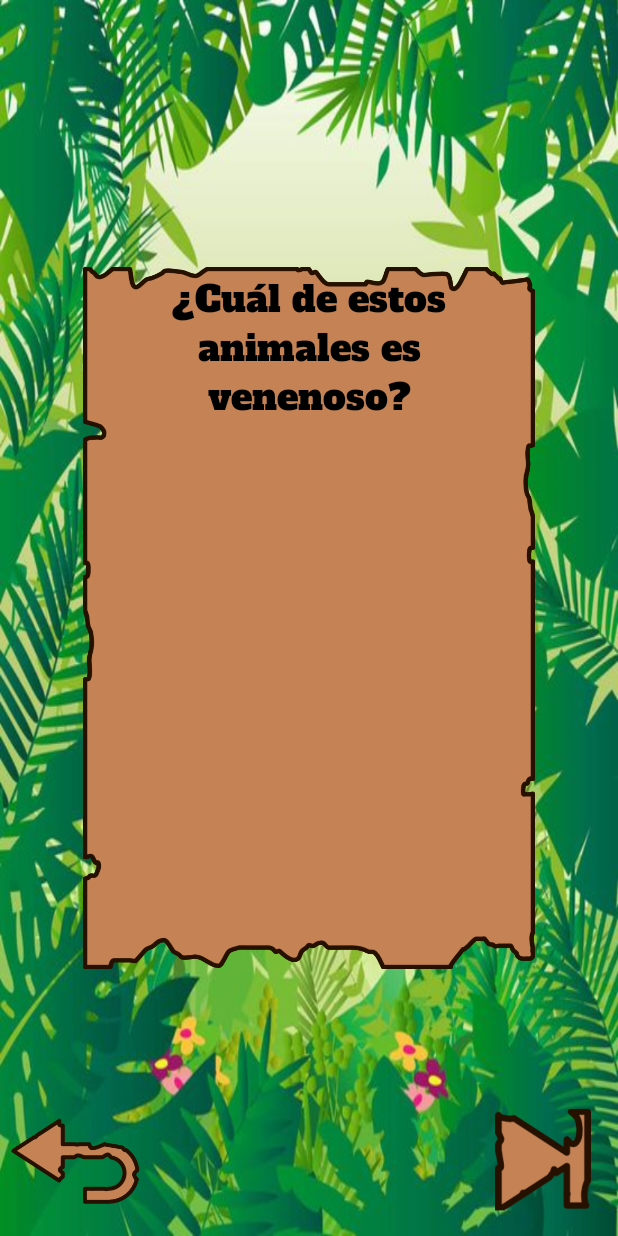
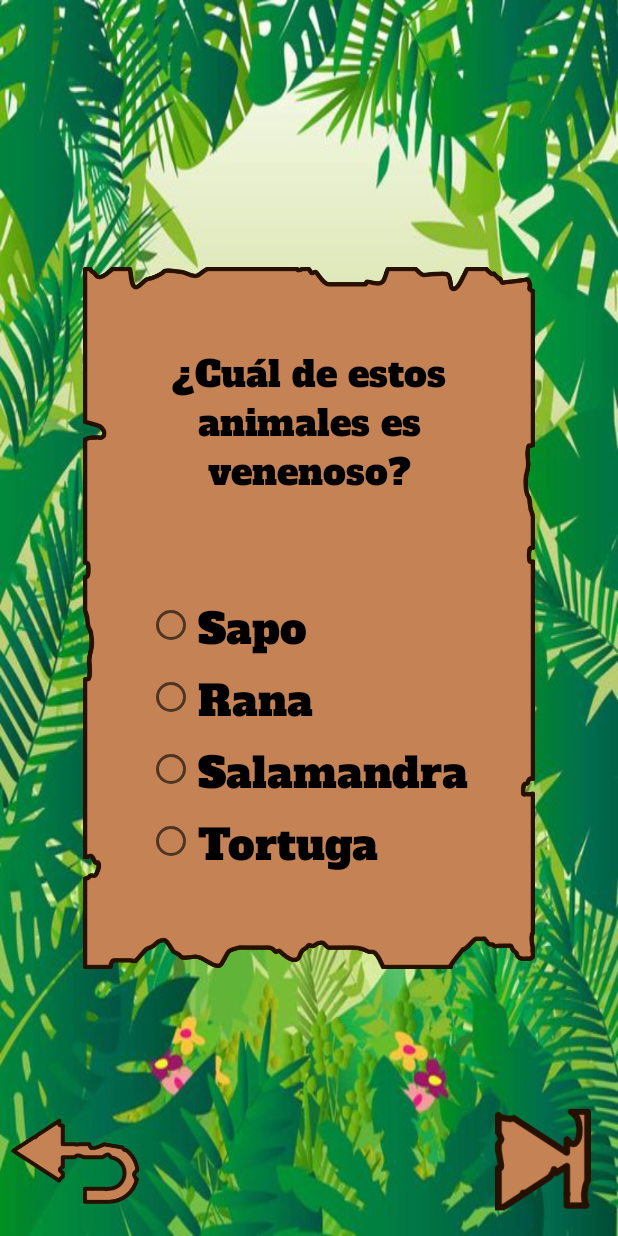
Before and after one commit to Z4RCO/Practica1Moviles, an Android app: the fragment Pregunta5 placed in its activity, on a phone screen of 412 x 824 dp. Run offline under Robolectric (Android 15) with nearby library versions, the phone set to English and light mode, and no system bars.

Commit message:
Acabado preguntas 4 y 5

```diff
--- a/app/src/main/java/com/example/practica1/Pregunta1.java
+++ b/app/src/main/java/com/example/practica1/Pregunta1.java
@@ -42,7 +42,7 @@ public class Pregunta1 extends Fragment {
         // Inflate the layout for this fragment
         View view = inflater.inflate(R.layout.fragment_pregunta1, container, false);
 
-        grupo = view.findViewById(R.id.radioGroup4);
+        grupo = view.findViewById(R.id.radioGroup5);
         this.view = view;
         return view;
     }
--- a/app/src/main/java/com/example/practica1/Pregunta4.java
+++ b/app/src/main/java/com/example/practica1/Pregunta4.java
@@ -45,7 +45,7 @@ public class Pregunta4 extends Fragment {
         // Inflate the layout for this fragment
         View view = inflater.inflate(R.layout.fragment_pregunta4, container, false);
 
-        grupo = view.findViewById(R.id.radioGroup4);
+        grupo = view.findViewById(R.id.radioGroup5);
         this.view = view;
         return view;
     }
--- a/app/src/main/java/com/example/practica1/Pregunta5.java
+++ b/app/src/main/java/com/example/practica1/Pregunta5.java
@@ -7,58 +7,71 @@ import androidx.fragment.app.Fragment;
 import android.view.LayoutInflater;
 import android.view.View;
 import android.view.ViewGroup;
+import android.widget.RadioButton;
+import android.widget.RadioGroup;
+import android.widget.Toast;
 
-/**
- * A simple {@link Fragment} subclass.
- * Use the {@link Pregunta5#newInstance} factory method to
- * create an instance of this fragment.
- */
 public class Pregunta5 extends Fragment {
 
-    // TODO: Rename parameter arguments, choose names that match
-    // the fragment initialization parameters, e.g. ARG_ITEM_NUMBER
-    private static final String ARG_PARAM1 = "param1";
-    private static final String ARG_PARAM2 = "param2";
+    /**
+     * Referencia al RadioGroup del Fragment
+     */
+    private RadioGroup grupo;
 
-    // TODO: Rename and change types of parameters
-    private String mParam1;
-    private String mParam2;
+    /**
+     * Referencia a la View del Fragment
+     */
+    private View view;
+
 
     public Pregunta5() {
-        // Required empty public constructor
+
     }
 
-    /**
-     * Use this factory method to create a new instance of
-     * this fragment using the provided parameters.
-     *
-     * @param param1 Parameter 1.
-     * @param param2 Parameter 2.
-     * @return A new instance of fragment Pregunta5.
-     */
-    // TODO: Rename and change types and number of parameters
-    public static Pregunta5 newInstance(String param1, String param2) {
-        Pregunta5 fragment = new Pregunta5();
-        Bundle args = new Bundle();
-        args.putString(ARG_PARAM1, param1);
-        args.putString(ARG_PARAM2, param2);
-        fragment.setArguments(args);
-        return fragment;
-    }
+
 
     @Override
     public void onCreate(Bundle savedInstanceState) {
         super.onCreate(savedInstanceState);
-        if (getArguments() != null) {
-            mParam1 = getArguments().getString(ARG_PARAM1);
-            mParam2 = getArguments().getString(ARG_PARAM2);
-        }
     }
 
     @Override
     public View onCreateView(LayoutInflater inflater, ViewGroup container,
                              Bundle savedInstanceState) {
         // Inflate the layout for this fragment
-        return inflater.inflate(R.layout.fragment_pregunta5, container, false);
+        View view = inflater.inflate(R.layout.fragment_pregunta5, container, false);
+
+        grupo = view.findViewById(R.id.radioGroup5);
+        this.view = view;
+        return view;
+    }
+
+    /**
+     * Método que comprueba si la respuesta elegida es correcta.
+     * Muestra un popup en función del resultado
+     */
+    public void comprobarRespuesta(){
+        RadioButton selectedRadioButton = view.findViewById(grupo.getCheckedRadioButtonId());
+        if(selectedRadioButton == null){
+            Toast.makeText(getActivity(), "Respuesta incorrecta", Toast.LENGTH_SHORT).show();
+            PreguntasActivity a = (PreguntasActivity)getActivity();
+            if(a != null)a.incorrecto();
+            return;
+        }
+
+        String respuestaSeleccionada = selectedRadioButton.getText().toString();
+        String respuestaCorrecta = "Sapo";
+
+
+        if (respuestaSeleccionada.equals(respuestaCorrecta)) {
+            Toast.makeText(getActivity(),"¡Respuesta correcta!", Toast.LENGTH_SHORT).show();
+            PreguntasActivity a = (PreguntasActivity)getActivity();
+            a.correcto();
+        } else {
+            Toast.makeText(getActivity(), "Respuesta incorrecta", Toast.LENGTH_SHORT).show();
+            PreguntasActivity a = (PreguntasActivity)getActivity();
+            a.incorrecto();
+        }
+
     }
 }
--- a/app/src/main/res/layout/fragment_pregunta1.xml
+++ b/app/src/main/res/layout/fragment_pregunta1.xml
@@ -25,7 +25,7 @@
         app:layout_constraintTop_toTopOf="parent" />
 
     <RadioGroup
-        android:id="@+id/radioGroup4"
+        android:id="@+id/radioGroup5"
         android:layout_width="250sp"
         android:layout_height="wrap_content"
         app:layout_constraintBottom_toBottomOf="parent"
--- a/app/src/main/res/layout/fragment_pregunta4.xml
+++ b/app/src/main/res/layout/fragment_pregunta4.xml
@@ -23,8 +23,8 @@
         app:layout_constraintTop_toTopOf="parent" />
 
     <RadioGroup
-        android:id="@+id/radioGroup4"
-        android:layout_width="350sp"
+        android:id="@+id/radioGroup5"
+        android:layout_width="250sp"
         android:layout_height="wrap_content"
         app:layout_constraintBottom_toBottomOf="parent"
         app:layout_constraintEnd_toEndOf="parent"
--- a/app/src/main/res/layout/fragment_pregunta5.xml
+++ b/app/src/main/res/layout/fragment_pregunta5.xml
@@ -1,5 +1,6 @@
 <?xml version="1.0" encoding="utf-8"?>
-<FrameLayout xmlns:android="http://schemas.android.com/apk/res/android"
+<androidx.constraintlayout.widget.ConstraintLayout xmlns:android="http://schemas.android.com/apk/res/android"
+    xmlns:app="http://schemas.android.com/apk/res-auto"
     xmlns:tools="http://schemas.android.com/tools"
     android:layout_width="match_parent"
     android:layout_height="match_parent"
@@ -7,14 +8,70 @@
     tools:context=".Pregunta5">
 
     <TextView
-        android:layout_width="match_parent"
-        android:layout_height="match_parent"
+        android:id="@+id/textView"
+        android:layout_width="wrap_content"
+        android:layout_height="wrap_content"
+        android:layout_marginTop="50dp"
         android:fontFamily="@font/alfa_slab_one"
         android:paddingLeft="5sp"
         android:paddingRight="5sp"
         android:text="@string/p5"
         android:textAlignment="center"
         android:textColor="@color/black"
-        android:textSize="24sp" />
+        android:textSize="24sp"
+        app:layout_constraintEnd_toEndOf="parent"
+        app:layout_constraintHorizontal_bias="0.5"
+        app:layout_constraintStart_toStartOf="parent"
+        app:layout_constraintTop_toTopOf="parent" />
 
-</FrameLayout>
+    <RadioGroup
+        android:id="@+id/radioGroup5"
+        android:layout_width="wrap_content"
+        android:layout_height="wrap_content"
+        app:layout_constraintBottom_toBottomOf="parent"
+        app:layout_constraintEnd_toEndOf="parent"
+        app:layout_constraintStart_toStartOf="parent"
+        app:layout_constraintTop_toBottomOf="@+id/textView">
+
+        <RadioButton
+            android:id="@+id/radioButton"
+            android:layout_width="match_parent"
+            android:layout_height="wrap_content"
+            android:fontFamily="@font/alfa_slab_one"
+            android:padding="2sp"
+            android:text="@string/r51"
+            android:textColor="@color/black"
+            android:textSize="28sp" />
+
+        <RadioButton
+            android:id="@+id/radioButton2"
+            android:layout_width="match_parent"
+            android:layout_height="wrap_content"
+            android:fontFamily="@font/alfa_slab_one"
+            android:padding="2sp"
+            android:text="@string/r52"
+            android:textColor="@color/black"
+            android:textSize="28sp" />
+
+        <RadioButton
+            android:id="@+id/radioButton3"
+            android:layout_width="match_parent"
+            android:layout_height="wrap_content"
+            android:fontFamily="@font/alfa_slab_one"
+            android:padding="2sp"
+            android:text="@string/r53"
+            android:textColor="@color/black"
+            android:textSize="28sp" />
+
+        <RadioButton
+            android:id="@+id/radioButton4"
+            android:layout_width="match_parent"
+            android:layout_height="wrap_content"
+            android:fontFamily="@font/alfa_slab_one"
+            android:padding="2sp"
+            android:text="@string/r54"
+            android:textColor="@color/black"
+            android:textSize="28sp" />
+    </RadioGroup>
+
+</androidx.constraintlayout.widget.ConstraintLayout>
```
Also changed, not shown: app/src/main/java/com/example/practica1/PreguntasActivity.java (+7 -12 lines).
